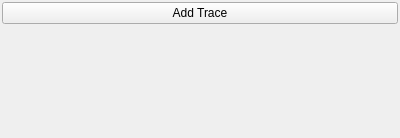
Qt form pychamber/app/ui/rect_plot_settings.ui (PyChamber/PyChamber) before a commit.
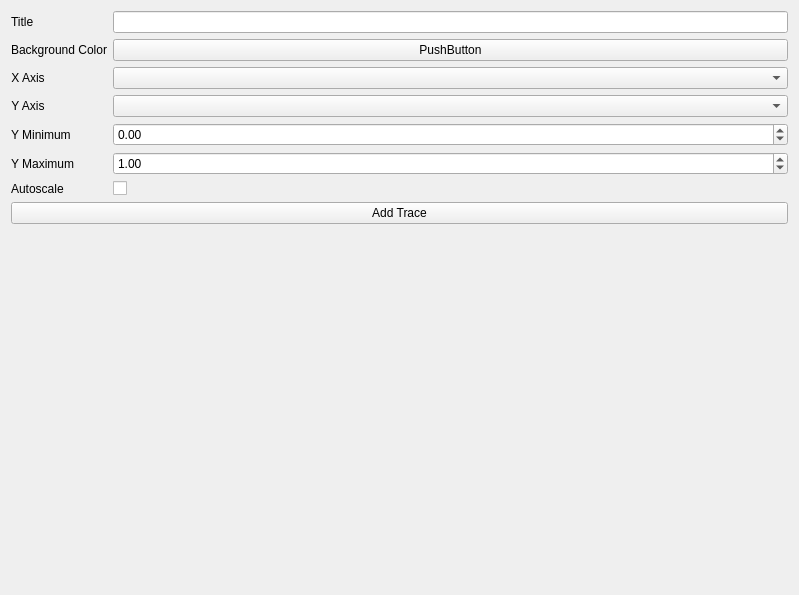
The same form after that commit. Custom widgets are drawn as their Qt base class.

Commit message: Plots are a beast but looking good

```diff
--- a/pychamber/app/ui/rect_plot_settings.ui
+++ b/pychamber/app/ui/rect_plot_settings.ui
@@ -6,29 +6,128 @@
    <rect>
     <x>0</x>
     <y>0</y>
-    <width>400</width>
-    <height>138</height>
+    <width>799</width>
+    <height>595</height>
    </rect>
   </property>
   <property name="windowTitle">
    <string>Form</string>
   </property>
   <layout class="QVBoxLayout" name="verticalLayout">
-   <property name="spacing">
-    <number>4</number>
-   </property>
-   <property name="leftMargin">
-    <number>2</number>
-   </property>
-   <property name="topMargin">
-    <number>2</number>
-   </property>
-   <property name="rightMargin">
-    <number>2</number>
-   </property>
-   <property name="bottomMargin">
-    <number>2</number>
-   </property>
+   <item>
+    <layout class="QFormLayout" name="formLayout">
+     <item row="0" column="0">
+      <widget class="QLabel" name="label">
+       <property name="text">
+        <string>Title</string>
+       </property>
+      </widget>
+     </item>
+     <item row="0" column="1">
+      <widget class="QLineEdit" name="title_le"/>
+     </item>
+     <item row="1" column="0">
+      <widget class="QLabel" name="label_4">
+       <property name="text">
+        <string>Background Color</string>
+       </property>
+      </widget>
+     </item>
+     <item row="1" column="1">
+      <widget class="ColorButton" name="bg_color_btn">
+       <property name="text">
+        <string>PushButton</string>
+       </property>
+      </widget>
+     </item>
+     <item row="2" column="0">
+      <widget class="QLabel" name="label_2">
+       <property name="text">
+        <string>X Axis</string>
+       </property>
+       <property name="alignment">
+        <set>Qt::AlignCenter</set>
+       </property>
+      </widget>
+     </item>
+     <item row="2" column="1">
+      <widget class="QComboBox" name="x_var_cb"/>
+     </item>
+     <item row="3" column="0">
+      <widget class="QLabel" name="label_3">
+       <property name="text">
+        <string>Y Axis</string>
+       </property>
+       <property name="alignment">
+        <set>Qt::AlignCenter</set>
+       </property>
+      </widget>
+     </item>
+     <item row="3" column="1">
+      <widget class="QComboBox" name="y_var_cb"/>
+     </item>
+     <item row="4" column="0">
+      <widget class="QLabel" name="min_label">
+       <property name="text">
+        <string>Y Minimum</string>
+       </property>
+      </widget>
+     </item>
+     <item row="4" column="1">
+      <widget class="QDoubleSpinBox" name="min_sb">
+       <property name="minimum">
+        <double>-1000000.000000000000000</double>
+       </property>
+       <property name="maximum">
+        <double>1000000.000000000000000</double>
+       </property>
+       <property name="singleStep">
+        <double>0.250000000000000</double>
+       </property>
+       <property name="value">
+        <double>0.000000000000000</double>
+       </property>
+      </widget>
+     </item>
+     <item row="5" column="0">
+      <widget class="QLabel" name="max_label">
+       <property name="text">
+        <string>Y Maximum</string>
+       </property>
+      </widget>
+     </item>
+     <item row="5" column="1">
+      <widget class="QDoubleSpinBox" name="max_sb">
+       <property name="minimum">
+        <double>-100000.000000000000000</double>
+       </property>
+       <property name="maximum">
+        <double>1000000.000000000000000</double>
+       </property>
+       <property name="singleStep">
+        <double>0.250000000000000</double>
+       </property>
+       <property name="value">
+        <double>1.000000000000000</double>
+       </property>
+      </widget>
+     </item>
+     <item row="6" column="0">
+      <widget class="QLabel" name="label_8">
+       <property name="text">
+        <string>Autoscale</string>
+       </property>
+      </widget>
+     </item>
+     <item row="6" column="1">
+      <widget class="QCheckBox" name="autoscale_checkbox">
+       <property name="text">
+        <string/>
+       </property>
+      </widget>
+     </item>
+    </layout>
+   </item>
    <item>
     <widget class="QPushButton" name="add_trace_btn">
      <property name="text">
@@ -51,6 +150,13 @@
    </item>
   </layout>
  </widget>
+ <customwidgets>
+  <customwidget>
+   <class>ColorButton</class>
+   <extends>QPushButton</extends>
+   <header>pyqtgraph</header>
+  </customwidget>
+ </customwidgets>
  <resources/>
  <connections/>
 </ui>
```
The commit also changes 32 other files.
